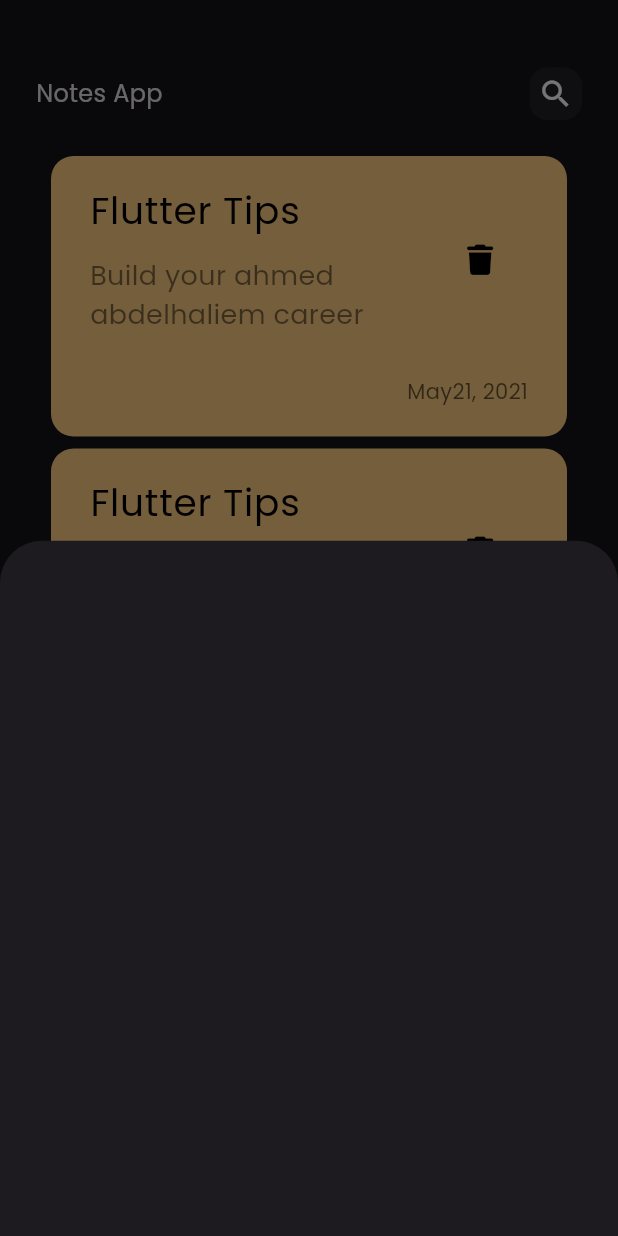
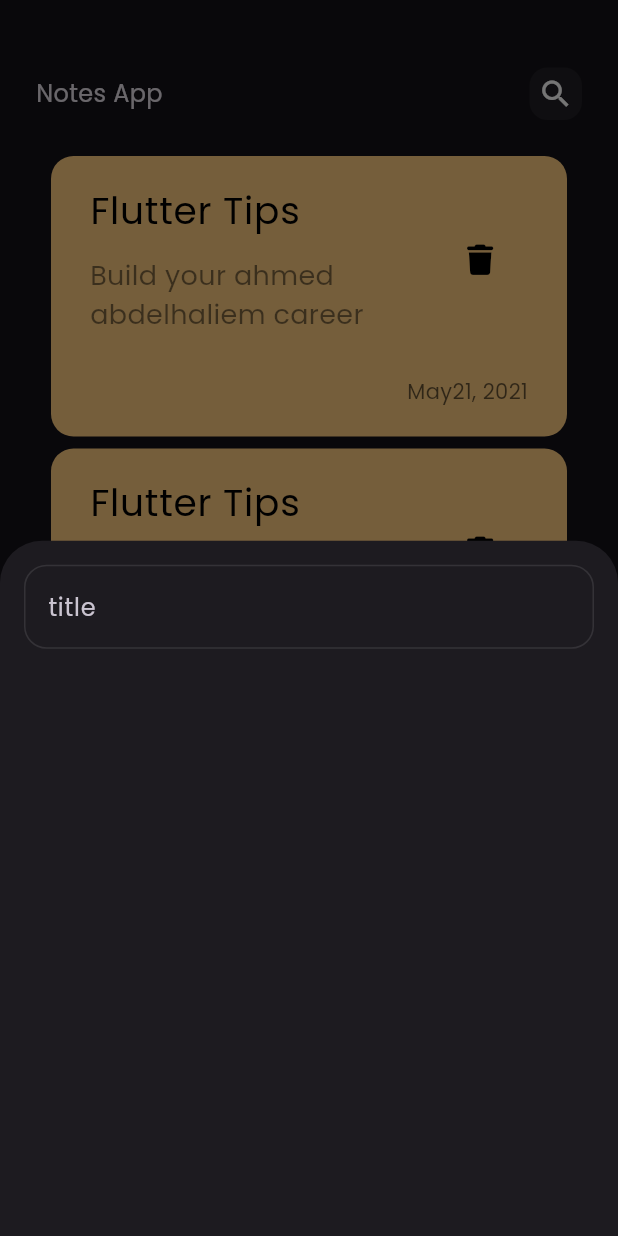
Before and after one commit to ahmedabdelhaliem/notes-app, a Flutter app: the screen it shows after launch, after a tap on the "add" icon, on a phone screen of 412 x 824 dp. Run offline on Flutter 3.47's test engine with Material 3 defaults, Android fonts, the phone set to English and light mode, and no system bars; our stand-ins replace font_awesome_flutter.

Commit message:
create custom text field

```diff
--- a/lib/widget/add_note_Button_sheet.dart
+++ b/lib/widget/add_note_Button_sheet.dart
@@ -1,10 +1,16 @@
 import 'package:flutter/material.dart';
+import 'package:untitled8/widget/custom_text_feild.dart';
 
 class AddNoteButtonSheet extends StatelessWidget {
   const AddNoteButtonSheet({super.key});
 
   @override
   Widget build(BuildContext context) {
-    return Container();
+    return Container(
+      child: Padding(
+        padding: const EdgeInsets.all(16),
+        child: Column(children: [const CustomTextField()]),
+      ),
+    );
   }
 }
--- /dev/null
+++ b/lib/widget/constant.dart
@@ -0,0 +1,3 @@
+import 'package:flutter/material.dart';
+
+const kPrimaryColor = Color(0xff62FCD7);
--- /dev/null
+++ b/lib/widget/custom_text_feild.dart
@@ -0,0 +1,26 @@
+import 'package:flutter/material.dart';
+import 'package:untitled8/widget/constant.dart';
+
+class CustomTextField extends StatelessWidget {
+  const CustomTextField({super.key});
+
+  @override
+  Widget build(BuildContext context) {
+    return TextField(
+      cursorColor: kPrimaryColor,
+      decoration: InputDecoration(
+        hintText: 'title',
+        border: buildBorder(),
+        enabledBorder: buildBorder(),
+        focusedBorder: buildBorder(kPrimaryColor),
+      ),
+    );
+  }
+
+  OutlineInputBorder buildBorder([color]) {
+    return OutlineInputBorder(
+      borderRadius: BorderRadius.circular(15),
+      borderSide: BorderSide(color: color ?? Colors.white10),
+    );
+  }
+}
```
